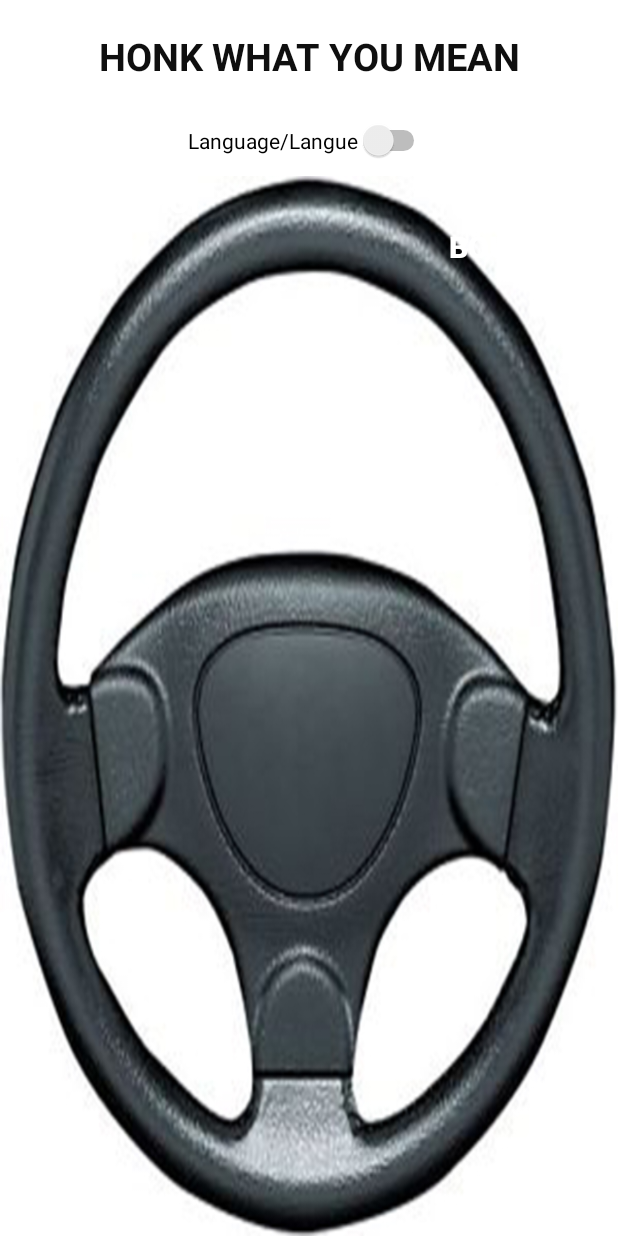
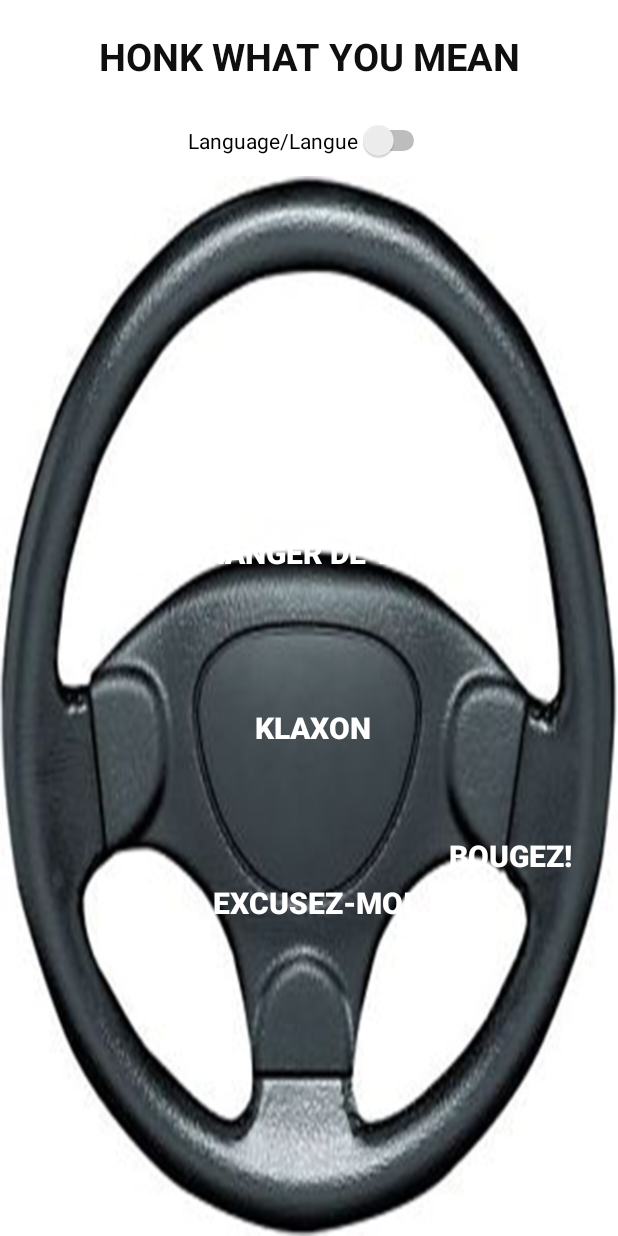
Before and after one commit to mikegordonwright/Artifact, an Android app: the layout activity_main.xml on its own in the app's theme, with its tools: preview values and no code run, on a phone screen of 412 x 824 dp. Run offline under Robolectric (Android 15) with nearby library versions, the phone set to English and light mode, and no system bars.

```diff
--- a/app/src/main/res/layout/activity_main.xml
+++ b/app/src/main/res/layout/activity_main.xml
@@ -2,6 +2,7 @@
 <RelativeLayout xmlns:android="http://schemas.android.com/apk/res/android"
     xmlns:app="http://schemas.android.com/apk/res-auto"
     xmlns:tools="http://schemas.android.com/tools"
+    android:id="@+id/relativeLayout3"
     android:layout_width="match_parent"
     android:layout_height="match_parent"
     android:background="#ffffff"
@@ -28,8 +29,8 @@
         android:layout_width="wrap_content"
         android:layout_height="wrap_content"
         android:layout_below="@id/textView"
+        android:layout_centerHorizontal="true"
         android:layout_marginBottom="10dp"
-        android:layout_centerHorizontal="true"
         android:text="Language/Langue" />
 
 
@@ -46,6 +47,7 @@
             android:layout_width="wrap_content"
             android:layout_height="0dp"
             android:layout_marginStart="15dp"
+            android:layout_marginTop="9dp"
             android:layout_marginEnd="15dp"
             android:layout_marginBottom="9dp"
             android:background="@android:color/transparent"
@@ -64,7 +66,10 @@
         <Button
             android:id="@+id/button2"
             android:layout_width="wrap_content"
-            android:layout_height="34dp"
+            android:layout_height="0dp"
+            android:layout_marginStart="8dp"
+            android:layout_marginEnd="8dp"
+            android:layout_marginBottom="131dp"
             android:background="@android:color/transparent"
             android:gravity="center"
             android:text="Excusez-moi"
@@ -72,8 +77,10 @@
             android:textColor="#ffffff"
             android:textSize="20sp"
             android:textStyle="bold"
-            tools:layout_editor_absoluteX="138dp"
-            tools:layout_editor_absoluteY="247dp" />
+            app:layout_constraintBottom_toBottomOf="parent"
+            app:layout_constraintEnd_toStartOf="@+id/button5"
+            app:layout_constraintStart_toEndOf="@+id/button4"
+            app:layout_constraintTop_toBottomOf="@+id/button3" />
 
         <Button
             android:id="@+id/button3"
@@ -82,7 +89,7 @@
             android:layout_marginStart="8dp"
             android:layout_marginTop="160dp"
             android:layout_marginEnd="8dp"
-            android:layout_marginBottom="7dp"
+            android:layout_marginBottom="51dp"
             android:background="@android:color/transparent"
             android:gravity="center"
             android:text="changer de voie"
@@ -90,7 +97,7 @@
             android:textColor="#ffffff"
             android:textSize="20sp"
             android:textStyle="bold"
-            app:layout_constraintBottom_toTopOf="@+id/button1"
+            app:layout_constraintBottom_toTopOf="@+id/button2"
             app:layout_constraintEnd_toStartOf="@+id/button5"
             app:layout_constraintStart_toEndOf="@+id/button4"
             app:layout_constraintTop_toTopOf="parent" />
@@ -123,8 +130,8 @@
             android:background="@android:color/transparent"
             android:gravity="center"
             android:text="bougez!"
+            android:textAlignment="center"
             android:textColor="#ffffff"
-            android:textAlignment="center"
             android:textSize="20sp"
             android:textStyle="bold"
             app:layout_constraintBottom_toBottomOf="@+id/button2"
```
